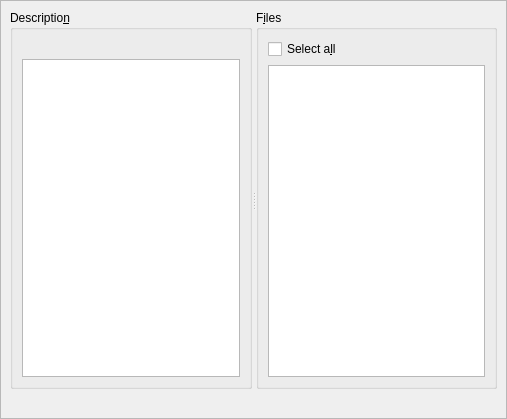
This is src/plugins/vcsbase/submiteditorwidget.ui in qt-creator/qt-creator as Qt 5 draws it before an edit. The edited form follows.
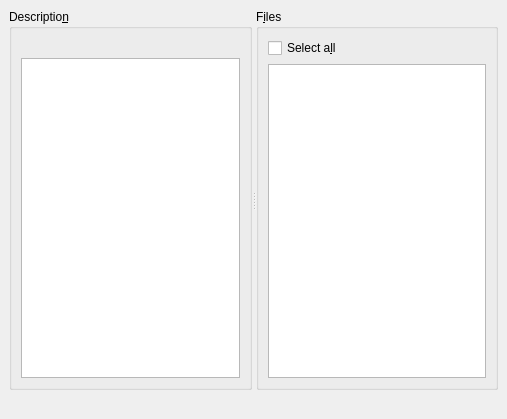
This is the edited form. Custom widgets are drawn as their Qt base class.

Commit message: VcsBase: Avoid extra 1-pixel frame around SubmitEditorWidget

Diff of the .ui file:
```diff
--- a/src/plugins/vcsbase/submiteditorwidget.ui
+++ b/src/plugins/vcsbase/submiteditorwidget.ui
@@ -37,6 +37,9 @@
    </property>
    <item>
     <widget class="QScrollArea" name="scrollArea">
+     <property name="frameShape">
+      <enum>QFrame::NoFrame</enum>
+     </property>
      <property name="widgetResizable">
       <bool>true</bool>
      </property>
```
